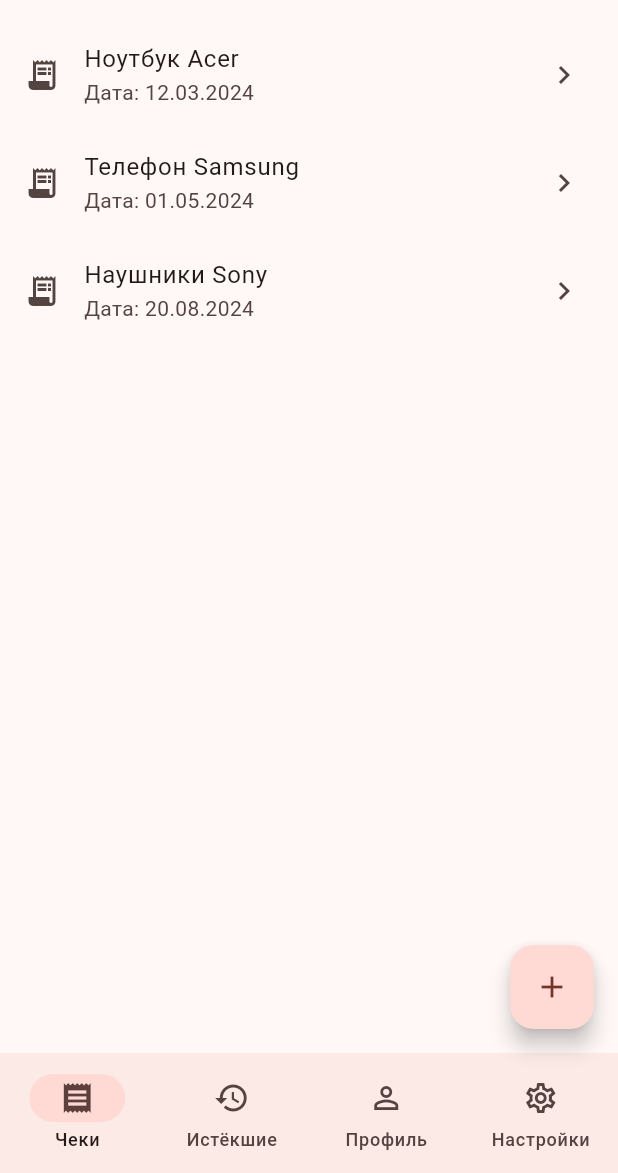
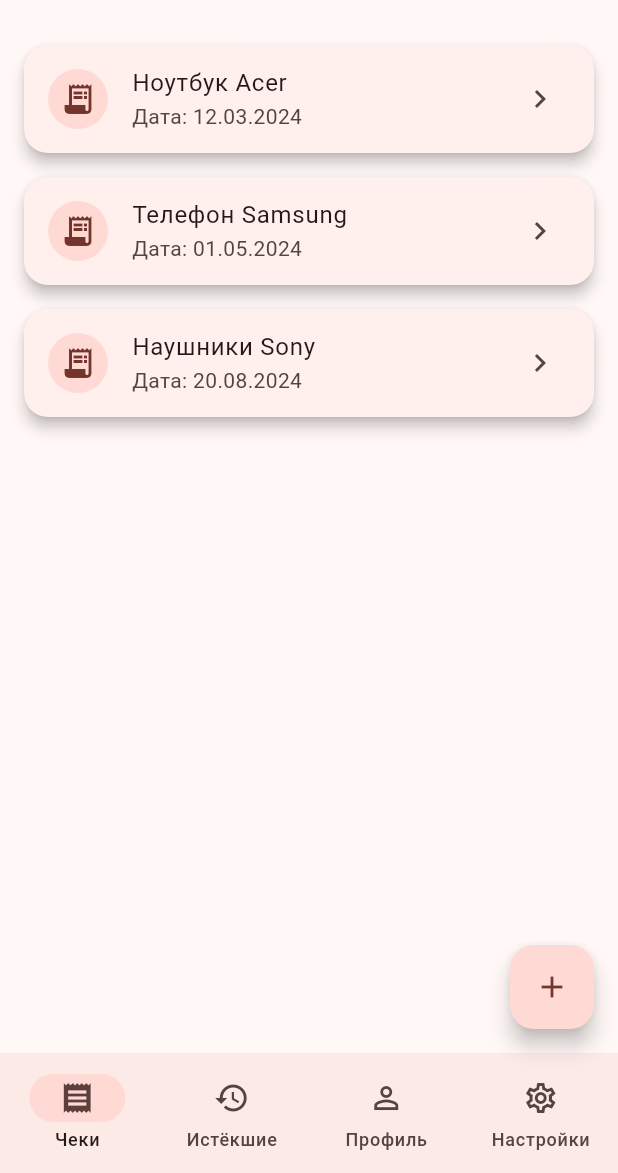
Before and after one commit to KbrYbk/warranty_storage, a Flutter app: the screen it shows after launch, on a phone screen of 412 x 824 dp, the part 63-1236 px from its top. Run offline on Flutter 3.47's test engine with Material 3 defaults, Android fonts, the phone set to English and light mode, and no system bars; drawn by our look-alikes of dynamic_color.

Commit message:
home screen update

```diff
--- a/lib/screens/home_screen.dart
+++ b/lib/screens/home_screen.dart
@@ -1,7 +1,6 @@
 import 'package:flutter/material.dart';
 import 'package:warranty_storage/screens/add_receipt_screen.dart';
 import 'package:warranty_storage/screens/receipt_details_screen.dart';
-
 
 class HomeScreen extends StatefulWidget {
   const HomeScreen({super.key});
@@ -13,39 +12,89 @@
 class _HomeScreenState extends State<HomeScreen> {
   int _selectedIndex = 0;
 
-  // Пример чеков
   final List<Map<String, String>> _receipts = [
-    {"title": "Ноутбук Acer", "date": "12.03.2024"},
-    {"title": "Телефон Samsung", "date": "01.05.2024"},
-    {"title": "Наушники Sony", "date": "20.08.2024"},
+    {"title": "Ноутбук Acer", "date": "12.03.2024", "comment": ""},
+    {"title": "Телефон Samsung", "date": "01.05.2024", "comment": ""},
+    {"title": "Наушники Sony", "date": "20.08.2024", "comment": ""},
   ];
 
   void _onItemTapped(int index) => setState(() => _selectedIndex = index);
 
+  Future<void> _addReceipt() async {
+    final Map<String, String>? newReceipt = await Navigator.push(
+      context,
+      MaterialPageRoute(builder: (_) => const AddReceiptScreen()),
+    );
+
+    if (newReceipt != null &&
+        newReceipt["title"] != null &&
+        newReceipt["date"] != null) {
+      setState(() => _receipts.add(newReceipt));
+    }
+  }
+
+  Future<void> _openReceiptDetails(Map<String, String> receipt) async {
+    final result = await Navigator.push(
+      context,
+      MaterialPageRoute(
+        builder: (_) => ReceiptDetailsScreen(receipt: receipt),
+      ),
+    );
+
+    if (result != null && result["delete"] == true) {
+      setState(() => _receipts.remove(receipt));
+    }
+  }
+
   @override
   Widget build(BuildContext context) {
+    Widget body;
+
+    if (_selectedIndex == 0) {
+      body = ListView.builder(
+        itemCount: _receipts.length,
+        padding: const EdgeInsets.symmetric(vertical: 8),
+        itemBuilder: (context, index) {
+          final receipt = _receipts[index];
+          return Card(
+            margin: const EdgeInsets.symmetric(horizontal: 16, vertical: 8),
+            shape:
+            RoundedRectangleBorder(borderRadius: BorderRadius.circular(16)),
+            elevation: 4,
+            child: ListTile(
+              leading: CircleAvatar(
+
+                child: const Icon(Icons.receipt_long),
+              ),
+              title: Text(receipt["title"] ?? "Без названия"),
+              subtitle: Text("Дата: ${receipt["date"] ?? "-"}"),
+              trailing: const Icon(Icons.chevron_right),
+              onTap: () => _openReceiptDetails(receipt),
+            ),
+          );
+        },
+      );
+    } else {
+      String text;
+      if (_selectedIndex == 1) {
+        text = "Истёкшие чеки";
+      } else if (_selectedIndex == 2) {
+        text = "Профиль";
+      } else {
+        text = "Настройки";
+      }
+      body = Center(child: Text(text, style: const TextStyle(fontSize: 18)));
+    }
+
     return Scaffold(
-      appBar: AppBar(
-        title: const Text("Гарантийные чеки"),
-        centerTitle: true,
-      ),
-      body: _buildBody(),
+      appBar: AppBar(title: const Text("Гарантийные чеки"), centerTitle: true),
+      body: body,
       floatingActionButton: _selectedIndex == 0
           ? FloatingActionButton(
-        onPressed: () async {
-          final newReceipt = await Navigator.push(
-            context,
-            MaterialPageRoute(builder: (_) => AddReceiptScreen()),
-          );
-
-          if (newReceipt != null) {
-            setState(() => _receipts.add(newReceipt));
-          }
-        },
+        onPressed: _addReceipt,
         child: const Icon(Icons.add),
       )
           : null,
-
       bottomNavigationBar: NavigationBar(
         selectedIndex: _selectedIndex,
         onDestinationSelected: _onItemTapped,
@@ -53,58 +102,21 @@
           NavigationDestination(
               icon: Icon(Icons.receipt_outlined),
               selectedIcon: Icon(Icons.receipt),
-            label: "Чеки",
-          ),
+              label: "Чеки"),
           NavigationDestination(
               icon: Icon(Icons.history_outlined),
               selectedIcon: Icon(Icons.history),
-            label: "Истёкшие",
-          ),
+              label: "Истёкшие"),
           NavigationDestination(
               icon: Icon(Icons.person_outline),
               selectedIcon: Icon(Icons.person),
-            label: "Профиль",
-          ),
+              label: "Профиль"),
           NavigationDestination(
               icon: Icon(Icons.settings_outlined),
               selectedIcon: Icon(Icons.settings),
-            label: "Настройки",
-          ),
+              label: "Настройки"),
         ],
       ),
     );
   }
-
-  Widget _buildBody() {
-    if (_selectedIndex == 0) {
-      return ListView.builder(
-        itemCount: _receipts.length,
-        itemBuilder: (context, index) {
-          final receipt = _receipts[index];
-          return ListTile(
-            leading: const Icon(Icons.receipt_long),
-            title: Text(receipt["title"]!),
-            subtitle: Text("Дата: ${receipt["date"]}"),
-            trailing: const Icon(Icons.chevron_right),
-            onTap: () => Navigator.push(
-              context,
-              MaterialPageRoute(
-                builder: (_) => ReceiptDetailsScreen(
-                  receipt: receipt,
-
-                ),
-              ),
-            ),
-
-          );
-        },
-      );
-    } else if (_selectedIndex == 1) {
-      return const Center(child: Text("Истёкшие чеки"));
-    } else if (_selectedIndex == 2) {
-      return const Center(child: Text("Профиль"));
-    } else {
-      return const Center(child: Text("Настройки"));
 }
-  }
-}
```
Also changed, not shown: lib/screens/add_receipt_screen.dart (+16 -16 lines). Lines whose indentation alone changed are shown as unchanged.
